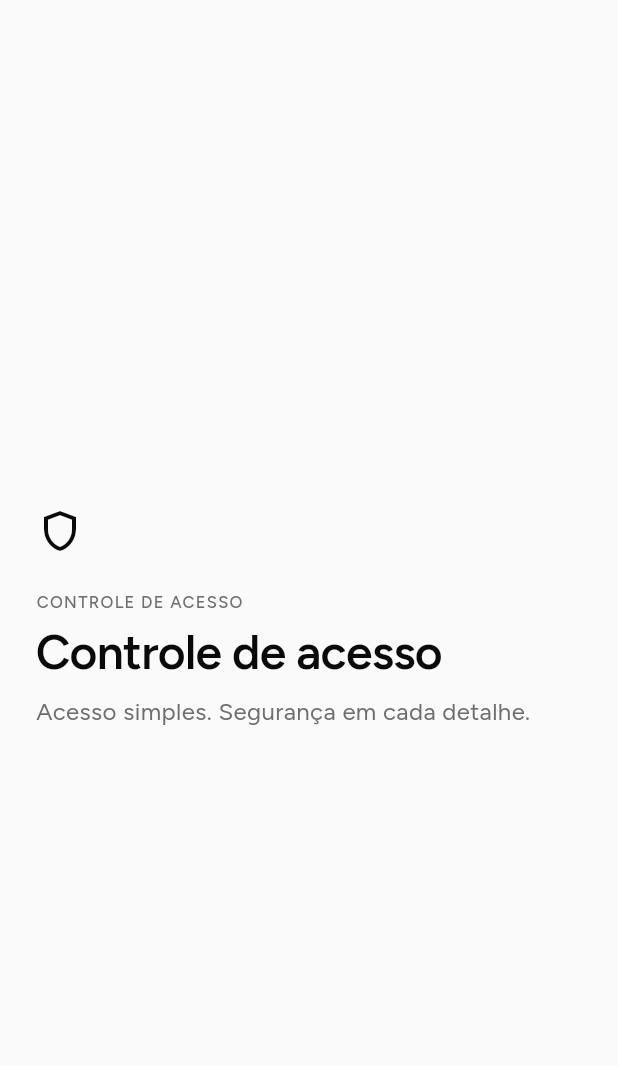
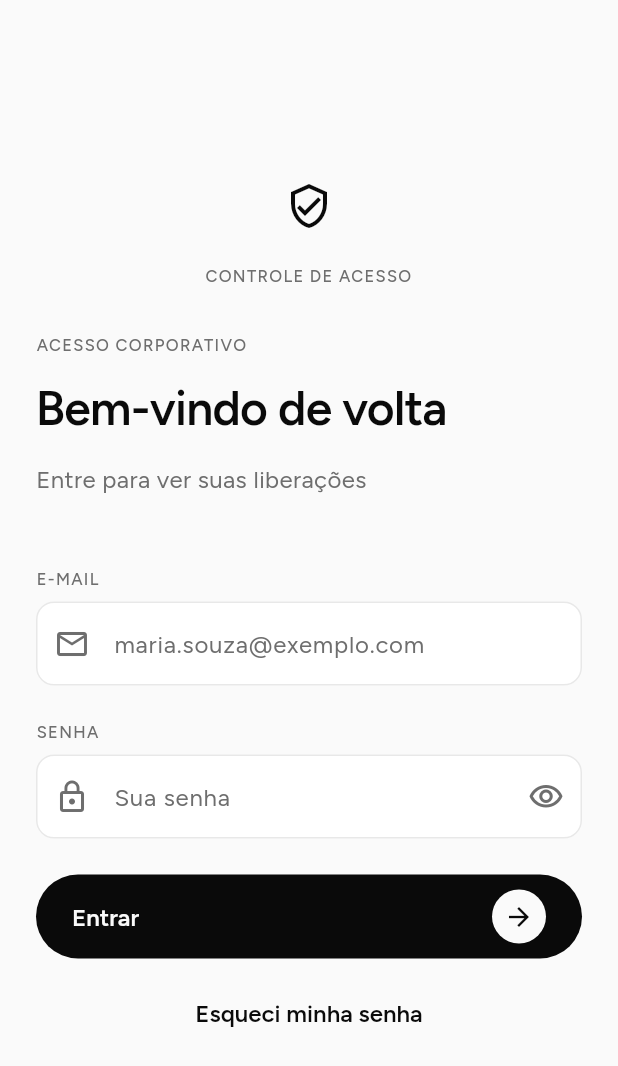
Before and after one commit to ErrorSquad-ABP/ABP4-Sistema-Controle-Acesso, a Flutter app: the screen it shows after launch, on a phone screen of 412 x 824 dp. Shown: the top 1066 px of the screen. Run offline on Flutter 3.47's test engine with Material 3 defaults, Android fonts, the light colour scheme and no system bars; our stand-ins replace flutter_riverpod, go_router.

Commit message:
feat: adiciona mock da tela de login (US-10)

```diff
--- a/mobile/lib/core/router/app_router.dart
+++ b/mobile/lib/core/router/app_router.dart
@@ -2,18 +2,24 @@ import 'package:flutter_riverpod/flutter_riverpod.dart';
 import 'package:go_router/go_router.dart';
 
 import '../../features/home/home_page.dart';
+import '../../features/auth/login_page.dart';
 
 /// Caminhos das rotas do app. Cada feature registra a sua aqui.
 abstract final class AppRoutes {
   static const String home = '/';
+  static const String login = '/login';
 }
 
 /// Router unico do app, exposto via Riverpod para que redirects futuros
 /// (ex.: sessao de login) possam observar outros providers.
 final appRouterProvider = Provider<GoRouter>((ref) {
   final router = GoRouter(
-    initialLocation: AppRoutes.home,
+    initialLocation: AppRoutes.login,
     routes: [
+      GoRoute(
+        path: AppRoutes.login,
+        builder: (context, state) => const LoginPage(),
+      ),
       GoRoute(
         path: AppRoutes.home,
         builder: (context, state) => const HomePage(),
--- /dev/null
+++ b/mobile/lib/features/auth/login_contract.dart
@@ -0,0 +1,57 @@
+import 'package:flutter_riverpod/flutter_riverpod.dart';
+
+/// Espelha LoginRequest da US-06. Não aplicar regras de criação de senha aqui.
+abstract final class LoginValidation {
+  static String? email(String? value) {
+    final email = value ?? '';
+    if (email.isEmpty) return 'Informe seu e-mail.';
+    // Mesmo formato padrão de z.email(), incluindo a restrição a pontos duplos.
+    final format = RegExp(
+      r"^(?!\.)(?!.*\.\.)([A-Za-z0-9_'+\-\.]*)[A-Za-z0-9_+\-]@([A-Za-z0-9][A-Za-z0-9\-]*\.)+[A-Za-z]{2,}$",
+    );
+    if (email.length > 254 || !format.hasMatch(email)) {
+      return 'Informe um e-mail válido (até 254 caracteres).';
+    }
+    return null;
+  }
+
+  static String? password(String? value) {
+    if (value == null || value.isEmpty) return 'Informe sua senha.';
+    if (value.length > 72) return 'A senha deve ter até 72 caracteres.';
+    return null;
+  }
+}
+
+class LoginRequest {
+  LoginRequest({required String email, required this.password})
+    : email = email.toLowerCase();
+
+  final String email;
+  final String password;
+
+  Map<String, String> toJson() => {'email': email, 'password': password};
+}
+
+abstract interface class LoginGateway {
+  Future<void> login(LoginRequest request);
+}
+
+/// Substituir pelo adaptador HTTP de POST /api/v1/auth/login na US-14.
+/// O stub atual não autentica, não emite JWT e não cria sessão local.
+class StubLoginGateway implements LoginGateway {
+  @override
+  Future<void> login(LoginRequest request) async {
+    await Future<void>.delayed(const Duration(milliseconds: 600));
+    throw const LoginUnavailable();
+  }
+}
+
+class LoginUnavailable implements Exception {
+  const LoginUnavailable();
+  static const int statusCode = 501;
+  static const String code = 'NOT_IMPLEMENTED';
+}
+
+final loginGatewayProvider = Provider<LoginGateway>(
+  (ref) => StubLoginGateway(),
+);
--- /dev/null
+++ b/mobile/lib/features/auth/login_page.dart
@@ -0,0 +1,249 @@
+import 'package:flutter/material.dart';
+import 'package:flutter_riverpod/flutter_riverpod.dart';
+
+import '../../core/theme/app_colors.dart';
+import '../../core/theme/app_spacing.dart';
+import 'login_contract.dart';
+
+class LoginPage extends ConsumerStatefulWidget {
+  const LoginPage({super.key});
+
+  @override
+  ConsumerState<LoginPage> createState() => _LoginPageState();
+}
+
+class _LoginPageState extends ConsumerState<LoginPage> {
+  final _form = GlobalKey<FormState>();
+  final _email = TextEditingController();
+  final _password = TextEditingController();
+  bool _obscure = true;
+  bool _loading = false;
+  String? _message;
+
+  @override
+  void dispose() {
+    _email.dispose();
+    _password.dispose();
+    super.dispose();
+  }
+
+  Future<void> _submit() async {
+    if (_loading) return;
+    setState(() => _message = null);
+    if (!_form.currentState!.validate()) return;
+    FocusScope.of(context).unfocus();
+    setState(() => _loading = true);
+    try {
+      await ref
+          .read(loginGatewayProvider)
+          .login(LoginRequest(email: _email.text, password: _password.text));
+    } on LoginUnavailable {
+      if (!mounted) return;
+      setState(() {
+        _message =
+            'O login ainda não está disponível. Tente novamente após '
+            'a liberação do serviço de autenticação.';
+      });
+    } catch (_) {
+      if (!mounted) return;
+      setState(() => _message = 'Não foi possível entrar. Tente novamente.');
+    } finally {
+      if (mounted) setState(() => _loading = false);
+    }
+  }
+
+  @override
+  Widget build(BuildContext context) {
+    final theme = Theme.of(context);
+    final text = theme.textTheme;
+    return Scaffold(
+      body: SafeArea(
+        child: LayoutBuilder(
+          builder: (context, constraints) => SingleChildScrollView(
+            padding: const EdgeInsets.all(AppSpacing.screen),
+            child: ConstrainedBox(
+              constraints: BoxConstraints(
+                minHeight: (constraints.maxHeight - AppSpacing.xl).clamp(
+                  0,
+                  double.infinity,
+                ),
+              ),
+              child: Center(
+                child: ConstrainedBox(
+                  constraints: const BoxConstraints(maxWidth: 440),
+                  child: Column(
+                    mainAxisAlignment: MainAxisAlignment.center,
+                    crossAxisAlignment: CrossAxisAlignment.stretch,
+                    children: [
+                      const SizedBox(height: AppSpacing.lg),
+                      const Icon(
+                        Icons.verified_user_outlined,
+                        size: AppSpacing.lg,
+                      ),
+                      const SizedBox(height: AppSpacing.md),
+                      Text(
+                        'CONTROLE DE ACESSO',
+                        style: text.labelSmall,
+                        textAlign: TextAlign.center,
+                      ),
+                      const SizedBox(height: AppSpacing.lg),
+                      Text('ACESSO CORPORATIVO', style: text.labelSmall),
+                      const SizedBox(height: AppSpacing.sm),
+                      Text('Bem-vindo de volta', style: text.displaySmall),
+                      const SizedBox(height: AppSpacing.sm),
+                      Text(
+                        'Entre para ver suas liberações',
+                        style: text.bodyMedium,
+                      ),
+                      const SizedBox(height: AppSpacing.xl),
+                      AutofillGroup(
+                        child: Form(
+                          key: _form,
+                          child: Column(
+                            crossAxisAlignment: CrossAxisAlignment.stretch,
+                            children: [
+                              Text('E-MAIL', style: text.labelSmall),
+                              const SizedBox(height: AppSpacing.xs),
+                              TextFormField(
+                                controller: _email,
+                                enabled: !_loading,
+                                keyboardType: TextInputType.emailAddress,
+                                textInputAction: TextInputAction.next,
+                                autofillHints: const [AutofillHints.username],
+                                autocorrect: false,
+                                validator: LoginValidation.email,
+                                decoration: const InputDecoration(
+                                  hintText: 'maria.souza@exemplo.com',
+                                  prefixIcon: Icon(Icons.mail_outline),
+                                  semanticCounterText: 'E-mail',
+                                ),
+                              ),
+                              const SizedBox(height: AppSpacing.md),
+                              Text('SENHA', style: text.labelSmall),
+                              const SizedBox(height: AppSpacing.xs),
+                              TextFormField(
+                                controller: _password,
+                                enabled: !_loading,
+                                obscureText: _obscure,
+                                autocorrect: false,
+                                enableSuggestions: false,
+                                autofillHints: const [AutofillHints.password],
+                                textInputAction: TextInputAction.done,
+                                onFieldSubmitted: (_) => _submit(),
+                                validator: LoginValidation.password,
+                                decoration: InputDecoration(
+                                  hintText: 'Sua senha',
+                                  prefixIcon: const Icon(Icons.lock_outline),
+                                  suffixIcon: IconButton(
+                                    tooltip: _obscure
+                                        ? 'Mostrar senha'
+                                        : 'Ocultar senha',
+                                    onPressed: _loading
+                                        ? null
+                                        : () => setState(
+                                            () => _obscure = !_obscure,
+                                          ),
+                                    icon: Icon(
+                                      _obscure
+                                          ? Icons.visibility_outlined
+                                          : Icons.visibility_off_outlined,
+                                    ),
+                                  ),
+                                ),
+                              ),
+                              const SizedBox(height: AppSpacing.md),
+                              if (_message != null) ...[
+                                Semantics(
+                                  liveRegion: true,
+                                  child: Container(
+                                    padding: const EdgeInsets.all(
+                                      AppSpacing.sm,
+                                    ),
+                                    decoration: BoxDecoration(
+                                      color: context.palette.warningSoft,
+                                      borderRadius: BorderRadius.circular(
+                                        AppRadius.control,
+                                      ),
+                                    ),
+                                    child: Text(
+                                      _message!,
+                                      style: text.bodySmall?.copyWith(
+                                        color: context.palette.onSoft,
+                                      ),
+                                    ),
+                                  ),
+                                ),
+                                const SizedBox(height: AppSpacing.md),
+                              ],
+                              FilledButton(
+                                onPressed: _loading ? null : _submit,
+                                child: Row(
+                                  children: [
+                                    Expanded(
+                                      child: Text(
+                                        _loading ? 'Entrando…' : 'Entrar',
+                                      ),
+                                    ),
+                                    if (_loading)
+                                      const SizedBox.square(
+                                        dimension: 24,
+                                        child: CircularProgressIndicator(
+                                          strokeWidth: 2,
+                                        ),
+                                      )
+                                    else
+                                      Container(
+                                        padding: const EdgeInsets.all(
+                                          AppSpacing.xs,
+                                        ),
+                                        decoration: BoxDecoration(
+                                          color: theme.colorScheme.onPrimary,
+                                          shape: BoxShape.circle,
+                                        ),
+                                        child: Icon(
+                                          Icons.arrow_forward,
+                                          size: 20,
+                                          color: theme.colorScheme.primary,
+                                        ),
+                                      ),
+                                  ],
+                                ),
+                              ),
+                              const SizedBox(height: AppSpacing.xs),
+                              TextButton(
+                                onPressed: _loading
+                                    ? null
+                                    : () => showDialog<void>(
+                                        context: context,
+                                        builder: (context) => AlertDialog(
+                                          title: const Text('Recuperar acesso'),
+                                          content: const Text(
+                                            'Entre em contato com a administração para recuperar seu acesso.',
+                                          ),
+                                          actions: [
+                                            TextButton(
+                                              onPressed: () =>
+                                                  Navigator.of(context).pop(),
+                                              child: const Text('Entendi'),
+                                            ),
+                                          ],
+                                        ),
+                                      ),
+                                child: const Text('Esqueci minha senha'),
+                              ),
+                            ],
+                          ),
+                        ),
+                      ),
+                      const SizedBox(height: AppSpacing.lg),
+                    ],
+                  ),
+                ),
+              ),
+            ),
+          ),
+        ),
+      ),
+    );
+  }
+}
```
Also changed, not shown: 3 other files.
